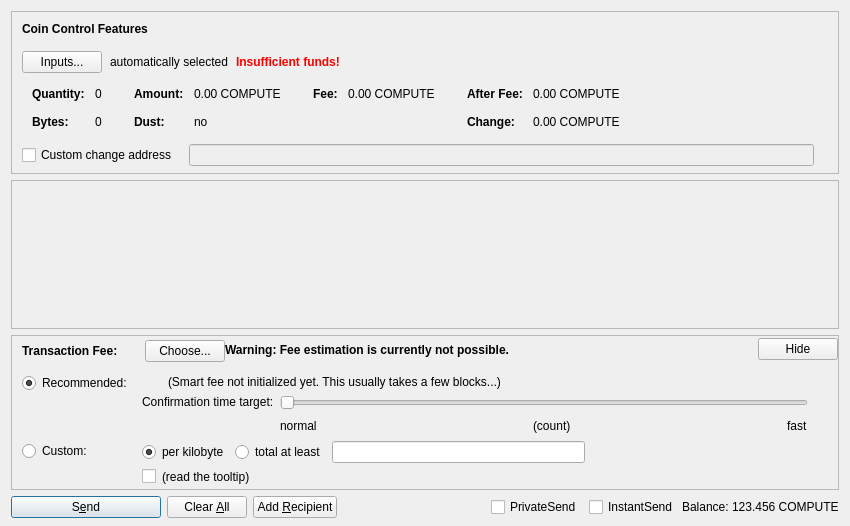
Above: src/qt/forms/sendcoinsdialog.ui from minblock/compute before the change. Below: the same form after it.
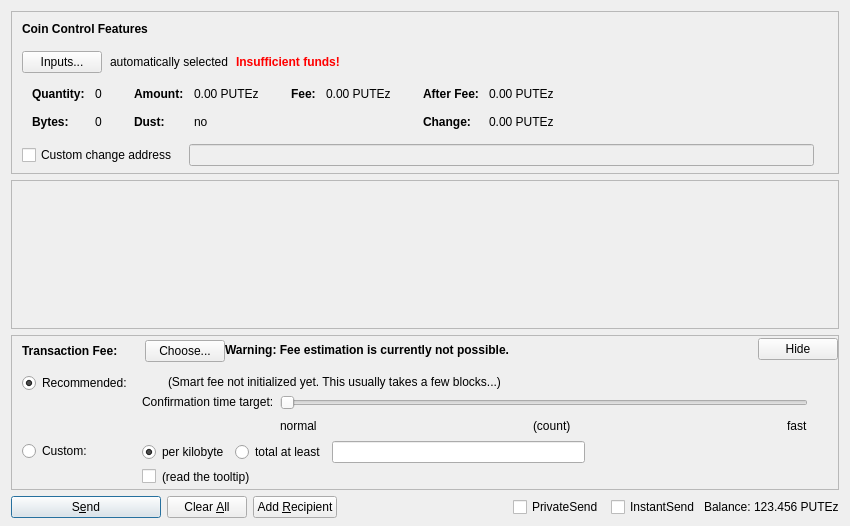
That is the form after the change. Custom widgets are drawn as their Qt base class.

Patch:
```diff
--- a/src/qt/forms/sendcoinsdialog.ui
+++ b/src/qt/forms/sendcoinsdialog.ui
@@ -324,7 +324,7 @@
                   <enum>Qt::ActionsContextMenu</enum>
                  </property>
                  <property name="text">
-                  <string notr="true">0.00 COMPUTE</string>
+                  <string notr="true">0.00 PUTEz</string>
                  </property>
                  <property name="textInteractionFlags">
                   <set>Qt::LinksAccessibleByMouse|Qt::TextSelectableByKeyboard|Qt::TextSelectableByMouse</set>
@@ -404,7 +404,7 @@
                   <enum>Qt::ActionsContextMenu</enum>
                  </property>
                  <property name="text">
-                  <string notr="true">0.00 COMPUTE</string>
+                  <string notr="true">0.00 PUTEz</string>
                  </property>
                  <property name="textInteractionFlags">
                   <set>Qt::LinksAccessibleByMouse|Qt::TextSelectableByKeyboard|Qt::TextSelectableByMouse</set>
@@ -455,7 +455,7 @@
                   <enum>Qt::ActionsContextMenu</enum>
                  </property>
                  <property name="text">
-                  <string notr="true">0.00 COMPUTE</string>
+                  <string notr="true">0.00 PUTEz</string>
                  </property>
                  <property name="textInteractionFlags">
                   <set>Qt::LinksAccessibleByMouse|Qt::TextSelectableByKeyboard|Qt::TextSelectableByMouse</set>
@@ -484,7 +484,7 @@
                   <enum>Qt::ActionsContextMenu</enum>
                  </property>
                  <property name="text">
-                  <string notr="true">0.00 COMPUTE</string>
+                  <string notr="true">0.00 PUTEz</string>
                  </property>
                  <property name="textInteractionFlags">
                   <set>Qt::LinksAccessibleByMouse|Qt::TextSelectableByKeyboard|Qt::TextSelectableByMouse</set>
@@ -1326,7 +1326,7 @@
           <cursorShape>IBeamCursor</cursorShape>
          </property>
          <property name="text">
-          <string notr="true">123.456 COMPUTE</string>
+          <string notr="true">123.456 PUTEz</string>
          </property>
          <property name="textInteractionFlags">
           <set>Qt::LinksAccessibleByMouse|Qt::TextSelectableByKeyboard|Qt::TextSelectableByMouse</set>
```
